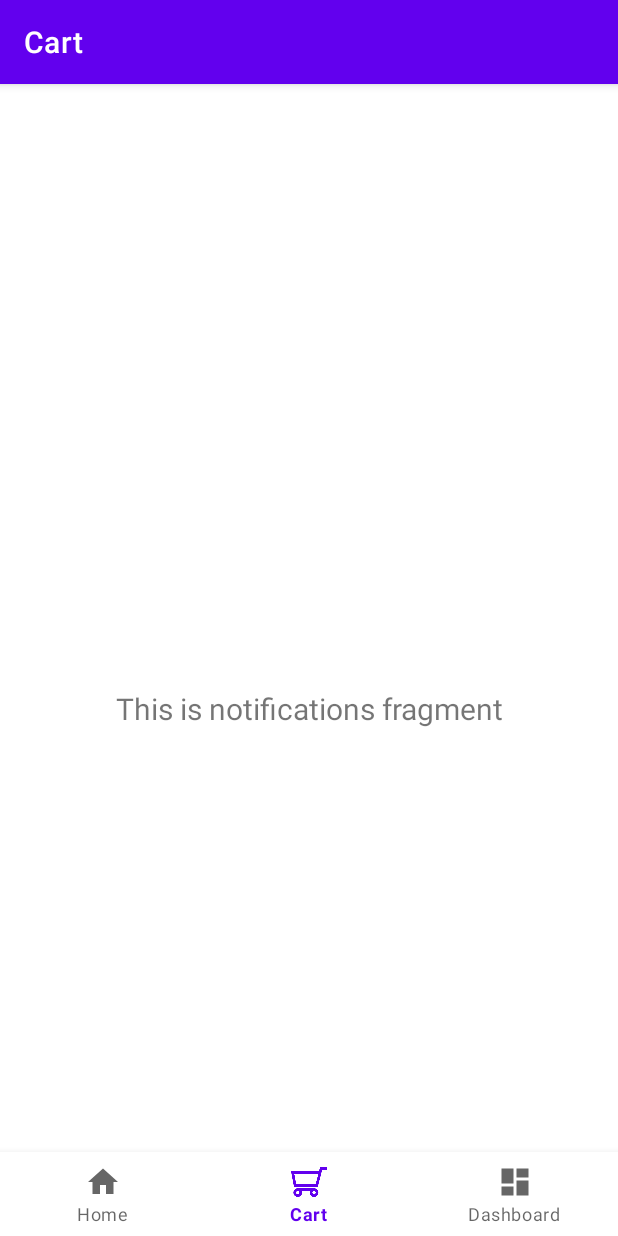
After one commit to NVC414/proiect_practica_WindRiver, an Android app: the CartFragment screen opened through its navigation route, on a phone screen of 412 x 824 dp. The commit adds this screen. Run offline under Robolectric (Android 15) with nearby library versions, the phone set to English and light mode, and no system bars; our stand-ins replace navigation-ui.

Commit message:
Notifications -> Cart

```diff
--- /dev/null
+++ b/app/src/main/java/com/example/myapplication/ui/cart/CartFragment.java
@@ -0,0 +1,39 @@
+package com.example.myapplication.ui.cart;
+
+import android.os.Bundle;
+import android.view.LayoutInflater;
+import android.view.View;
+import android.view.ViewGroup;
+import android.widget.TextView;
+
+import androidx.annotation.NonNull;
+import androidx.fragment.app.Fragment;
+import androidx.lifecycle.ViewModelProvider;
+
+import com.example.myapplication.databinding.FragmentCartBinding;
+
+public class CartFragment extends Fragment
+    {
+
+    private FragmentCartBinding binding;
+
+    public View onCreateView(@NonNull LayoutInflater inflater, ViewGroup container, Bundle savedInstanceState)
+    {
+        CartViewModel CartViewModel = new ViewModelProvider(this).get(
+                CartViewModel.class);
+
+        binding = FragmentCartBinding.inflate(inflater, container, false);
+        View root = binding.getRoot();
+
+        final TextView textView = binding.textCart;
+        CartViewModel.getText().observe(getViewLifecycleOwner(), textView::setText);
+        return root;
+    }
+
+    @Override
+    public void onDestroyView()
+    {
+        super.onDestroyView();
+        binding = null;
+    }
+    }
--- a/app/src/main/java/com/example/myapplication/ui/notifications/NotificationsViewModel.java
+++ b/app/src/main/java/com/example/myapplication/ui/cart/CartViewModel.java
@@ -1,15 +1,15 @@
-package com.example.myapplication.ui.notifications;
+package com.example.myapplication.ui.cart;
 
 import androidx.lifecycle.LiveData;
 import androidx.lifecycle.MutableLiveData;
 import androidx.lifecycle.ViewModel;
 
-public class NotificationsViewModel extends ViewModel
+public class CartViewModel extends ViewModel
     {
 
     private final MutableLiveData<String> mText;
 
-    public NotificationsViewModel()
+    public CartViewModel()
     {
         mText = new MutableLiveData<>();
         mText.setValue("This is notifications fragment");
--- a/app/src/main/res/layout/fragment_notifications.xml
+++ b/app/src/main/res/layout/fragment_cart.xml
@@ -4,10 +4,10 @@
     xmlns:tools="http://schemas.android.com/tools"
     android:layout_width="match_parent"
     android:layout_height="match_parent"
-    tools:context=".ui.notifications.NotificationsFragment">
+    tools:context=".ui.cart.CartFragment">
 
     <TextView
-        android:id="@+id/text_notifications"
+        android:id="@+id/text_cart"
         android:layout_width="match_parent"
         android:layout_height="wrap_content"
         android:layout_marginStart="8dp"
--- a/app/src/main/res/navigation/mobile_navigation.xml
+++ b/app/src/main/res/navigation/mobile_navigation.xml
@@ -19,7 +19,7 @@
 
     <fragment
         android:id="@+id/navigation_cart"
-        android:name="com.example.myapplication.ui.notifications.NotificationsFragment"
+        android:name="com.example.myapplication.ui.cart.CartFragment"
         android:label="@string/title_notifications"
-        tools:layout="@layout/fragment_notifications" />
+        tools:layout="@layout/fragment_cart" />
 </navigation>
--- a/app/src/main/res/values/strings.xml
+++ b/app/src/main/res/values/strings.xml
@@ -2,5 +2,5 @@
     <string name="app_name">My Application</string>
     <string name="title_home">Home</string>
     <string name="title_dashboard">Dashboard</string>
-    <string name="title_notifications">Notifications</string>
+    <string name="title_notifications">Cart</string>
 </resources>
```
Also changed, not shown: app/src/main/java/com/example/myapplication/ui/notifications/NotificationsFragment.java (deleted, +0 -39 lines).
